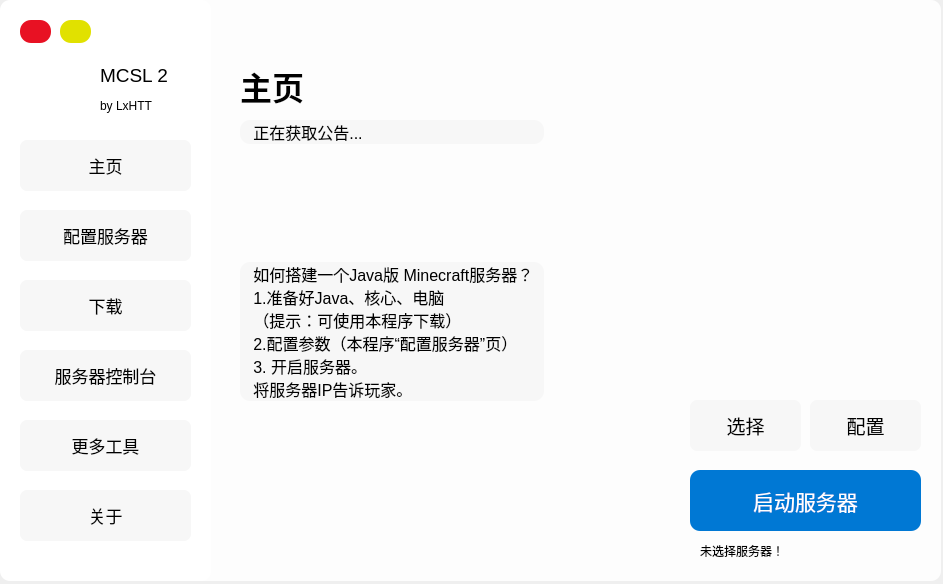
The window that MCSL2_MainWindow.ui (MCSLTeam/MCSL2) describes before a commit, drawn with Qt 5.
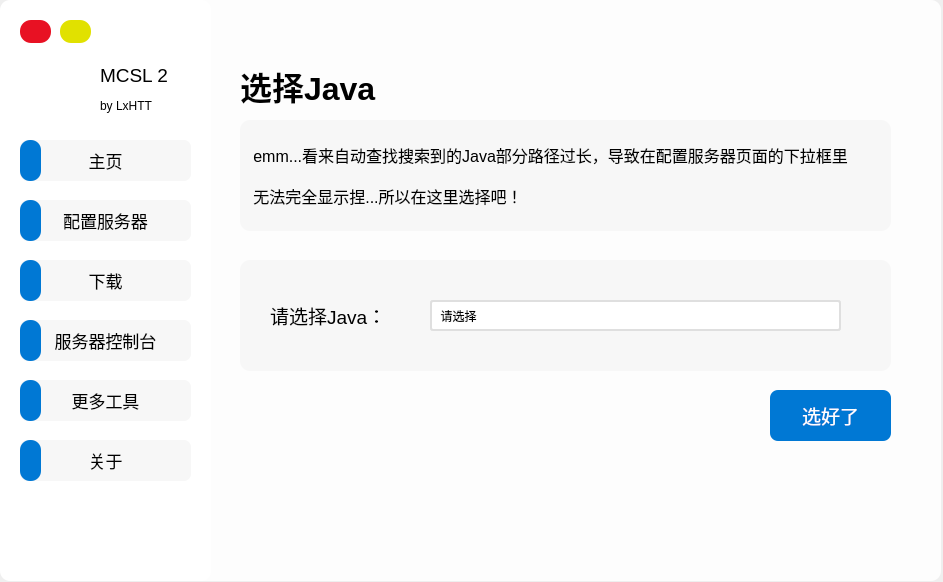
The same window after the commit. Icons and pictures are not drawn.

Commit message: 大改UI，写完搜索算法

What changed in the file:
```diff
--- a/MCSL2_MainWindow.ui
+++ b/MCSL2_MainWindow.ui
@@ -7,7 +7,7 @@
     <x>0</x>
     <y>0</y>
     <width>943</width>
-    <height>584</height>
+    <height>582</height>
    </rect>
   </property>
   <property name="windowTitle">
@@ -98,7 +98,7 @@
        <x>20</x>
        <y>140</y>
        <width>171</width>
-       <height>51</height>
+       <height>41</height>
       </rect>
      </property>
      <property name="font">
@@ -147,9 +147,9 @@
      <property name="geometry">
       <rect>
        <x>20</x>
-       <y>210</y>
+       <y>200</y>
        <width>171</width>
-       <height>51</height>
+       <height>41</height>
       </rect>
      </property>
      <property name="font">
@@ -255,9 +255,9 @@
      <property name="geometry">
       <rect>
        <x>20</x>
-       <y>280</y>
+       <y>260</y>
        <width>171</width>
-       <height>51</height>
+       <height>41</height>
       </rect>
      </property>
      <property name="font">
@@ -306,9 +306,9 @@
      <property name="geometry">
       <rect>
        <x>20</x>
-       <y>350</y>
+       <y>320</y>
        <width>171</width>
-       <height>51</height>
+       <height>41</height>
       </rect>
      </property>
      <property name="font">
@@ -357,9 +357,9 @@
      <property name="geometry">
       <rect>
        <x>20</x>
-       <y>420</y>
+       <y>380</y>
        <width>171</width>
-       <height>51</height>
+       <height>41</height>
       </rect>
      </property>
      <property name="font">
@@ -408,9 +408,9 @@
      <property name="geometry">
       <rect>
        <x>20</x>
-       <y>490</y>
+       <y>440</y>
        <width>171</width>
-       <height>51</height>
+       <height>41</height>
       </rect>
      </property>
      <property name="font">
@@ -452,6 +452,183 @@
       <bool>false</bool>
      </property>
     </widget>
+    <widget class="QLabel" name="Blue1">
+     <property name="enabled">
+      <bool>true</bool>
+     </property>
+     <property name="geometry">
+      <rect>
+       <x>20</x>
+       <y>140</y>
+       <width>21</width>
+       <height>41</height>
+      </rect>
+     </property>
+     <property name="font">
+      <font>
+       <family>Microsoft YaHei UI</family>
+       <pointsize>12</pointsize>
+      </font>
+     </property>
+     <property name="autoFillBackground">
+      <bool>false</bool>
+     </property>
+     <property name="styleSheet">
+      <string notr="true">QLabel
+{
+	background-color: rgb(0, 120, 212);
+	border-radius: 10px
+}</string>
+     </property>
+     <property name="text">
+      <string/>
+     </property>
+    </widget>
+    <widget class="QLabel" name="Blue2">
+     <property name="geometry">
+      <rect>
+       <x>20</x>
+       <y>200</y>
+       <width>21</width>
+       <height>41</height>
+      </rect>
+     </property>
+     <property name="font">
+      <font>
+       <family>Microsoft YaHei UI</family>
+       <pointsize>12</pointsize>
+      </font>
+     </property>
+     <property name="autoFillBackground">
+      <bool>false</bool>
+     </property>
+     <property name="styleSheet">
+      <string notr="true">QLabel
+{
+	background-color: rgb(0, 120, 212);
+	border-radius: 10px
+}</string>
+     </property>
+     <property name="text">
+      <string/>
+     </property>
+    </widget>
+    <widget class="QLabel" name="Blue3">
+     <property name="geometry">
+      <rect>
+       <x>20</x>
+       <y>260</y>
+       <width>21</width>
+       <height>41</height>
+      </rect>
+     </property>
+     <property name="font">
+      <font>
+       <family>Microsoft YaHei UI</family>
+       <pointsize>12</pointsize>
+      </font>
+     </property>
+     <property name="autoFillBackground">
+      <bool>false</bool>
+     </property>
+     <property name="styleSheet">
+      <string notr="true">QLabel
+{
+	background-color: rgb(0, 120, 212);
+	border-radius: 10px
+}</string>
+     </property>
+     <property name="text">
+      <string/>
+     </property>
+    </widget>
+    <widget class="QLabel" name="Blue4">
+     <property name="geometry">
+      <rect>
+       <x>20</x>
+       <y>320</y>
+       <width>21</width>
+       <height>41</height>
+      </rect>
+     </property>
+     <property name="font">
+      <font>
+       <family>Microsoft YaHei UI</family>
+       <pointsize>12</pointsize>
+      </font>
+     </property>
+     <property name="autoFillBackground">
+      <bool>false</bool>
+     </property>
+     <property name="styleSheet">
+      <string notr="true">QLabel
+{
+	background-color: rgb(0, 120, 212);
+	border-radius: 10px
+}</string>
+     </property>
+     <property name="text">
+      <string/>
+     </property>
+    </widget>
+    <widget class="QLabel" name="Blue5">
+     <property name="geometry">
+      <rect>
+       <x>20</x>
+       <y>380</y>
+       <width>21</width>
+       <height>41</height>
+      </rect>
+     </property>
+     <property name="font">
+      <font>
+       <family>Microsoft YaHei UI</family>
+       <pointsize>12</pointsize>
+      </font>
+     </property>
+     <property name="autoFillBackground">
+      <bool>false</bool>
+     </property>
+     <property name="styleSheet">
+      <string notr="true">QLabel
+{
+	background-color: rgb(0, 120, 212);
+	border-radius: 10px
+}</string>
+     </property>
+     <property name="text">
+      <string/>
+     </property>
+    </widget>
+    <widget class="QLabel" name="Blue6">
+     <property name="geometry">
+      <rect>
+       <x>20</x>
+       <y>440</y>
+       <width>21</width>
+       <height>41</height>
+      </rect>
+     </property>
+     <property name="font">
+      <font>
+       <family>Microsoft YaHei UI</family>
+       <pointsize>12</pointsize>
+      </font>
+     </property>
+     <property name="autoFillBackground">
+      <bool>false</bool>
+     </property>
+     <property name="styleSheet">
+      <string notr="true">QLabel
+{
+	background-color: rgb(0, 120, 212);
+	border-radius: 10px
+}</string>
+     </property>
+     <property name="text">
+      <string/>
+     </property>
+    </widget>
    </widget>
    <widget class="QStackedWidget" name="FunctionsStackedWidget">
     <property name="geometry">
@@ -466,7 +643,7 @@
      <bool>false</bool>
     </property>
     <property name="currentIndex">
-     <number>0</number>
+     <number>7</number>
     </property>
     <widget class="QWidget" name="HomePage">
      <widget class="QPushButton" name="Config_PushButton">
@@ -632,81 +809,68 @@
        <string>未选择服务器！</string>
       </property>
      </widget>
-     <widget class="QWidget" name="">
+     <widget class="QLabel" name="HomeTip1_Label">
       <property name="geometry">
        <rect>
         <x>30</x>
-        <y>140</y>
-        <width>304</width>
-        <height>281</height>
+        <y>290</y>
+        <width>321</width>
+        <height>171</height>
        </rect>
       </property>
-      <layout class="QVBoxLayout" name="verticalLayout">
-       <item>
-        <widget class="QLabel" name="Notice_Label">
-         <property name="font">
-          <font>
-           <family>Microsoft YaHei UI</family>
-           <pointsize>12</pointsize>
-          </font>
-         </property>
-         <property name="autoFillBackground">
-          <bool>false</bool>
-         </property>
-         <property name="styleSheet">
-          <string notr="true">QLabel
+      <property name="font">
+       <font>
+        <family>Microsoft YaHei UI</family>
+        <pointsize>12</pointsize>
+       </font>
+      </property>
+      <property name="autoFillBackground">
+       <bool>false</bool>
+      </property>
+      <property name="styleSheet">
+       <string notr="true">QLabel
 {
 	background-color: rgb(247, 247, 247);
 	border-radius: 10px
 }</string>
-         </property>
-         <property name="text">
-          <string>   正在获取公告...</string>
-         </property>
-        </widget>
-       </item>
-       <item>
-        <spacer name="verticalSpacer">
-         <property name="orientation">
-          <enum>Qt::Vertical</enum>
-         </property>
-         <property name="sizeHint" stdset="0">
-          <size>
-           <width>20</width>
-           <height>40</height>
-          </size>
-         </property>
-        </spacer>
-       </item>
-       <item>
-        <widget class="QLabel" name="HomeTip1_Label">
-         <property name="font">
-          <font>
-           <family>Microsoft YaHei UI</family>
-           <pointsize>12</pointsize>
-          </font>
-         </property>
-         <property name="autoFillBackground">
-          <bool>false</bool>
-         </property>
-         <property name="styleSheet">
-          <string notr="true">QLabel
-{
-	background-color: rgb(247, 247, 247);
-	border-radius: 10px
-}</string>
-         </property>
-         <property name="text">
-          <string>   如何搭建一个Java版 Minecraft服务器？
+      </property>
+      <property name="text">
+       <string>   如何搭建一个Java版 Minecraft服务器？
    1.准备好Java、核心、电脑
    （提示：可使用本程序下载）
    2.配置参数（本程序“配置服务器”页）
    3. 开启服务器。
    将服务器IP告诉玩家。</string>
-         </property>
-        </widget>
-       </item>
-      </layout>
+      </property>
+     </widget>
+     <widget class="QLabel" name="Notice_Label">
+      <property name="geometry">
+       <rect>
+        <x>30</x>
+        <y>140</y>
+        <width>321</width>
+        <height>137</height>
+       </rect>
+      </property>
+      <property name="font">
+       <font>
+        <family>Microsoft YaHei UI</family>
+        <pointsize>12</pointsize>
+       </font>
+      </property>
+      <property name="autoFillBackground">
+       <bool>false</bool>
+      </property>
+      <property name="styleSheet">
+       <string notr="true">QLabel
+{
+	background-color: rgb(247, 247, 247);
+	border-radius: 10px
+}</string>
+      </property>
+      <property name="text">
+       <string>   正在获取公告...</string>
+      </property>
      </widget>
     </widget>
     <widget class="QWidget" name="ConfigPage">
@@ -2469,6 +2633,216 @@
      <zorder>Choose_Server_Tip1</zorder>
      <zorder>Completed_Choose_Server_PushButton</zorder>
     </widget>
+    <widget class="QWidget" name="ChooseJavaPage">
+     <widget class="QLabel" name="Choose_Java_Background">
+      <property name="geometry">
+       <rect>
+        <x>30</x>
+        <y>280</y>
+        <width>651</width>
+        <height>111</height>
+       </rect>
+      </property>
+      <property name="font">
+       <font>
+        <family>Microsoft YaHei UI</family>
+        <pointsize>12</pointsize>
+       </font>
+      </property>
+      <property name="autoFillBackground">
+       <bool>false</bool>
+      </property>
+      <property name="styleSheet">
+       <string notr="true">QLabel
+{
+	background-color: rgb(247, 247, 247);
+	border-radius: 10px
+}</string>
+      </property>
+      <property name="text">
+       <string/>
+      </property>
+     </widget>
+     <widget class="QLabel" name="Choose_Java_Label">
+      <property name="geometry">
+       <rect>
+        <x>30</x>
+        <y>80</y>
+        <width>171</width>
+        <height>51</height>
+       </rect>
+      </property>
+      <property name="font">
+       <font>
+        <family>Microsoft YaHei UI</family>
+        <pointsize>24</pointsize>
+        <weight>75</weight>
+        <bold>true</bold>
+       </font>
+      </property>
+      <property name="text">
+       <string>选择Java</string>
+      </property>
+     </widget>
+     <widget class="QLabel" name="Choose_Java_Label2">
+      <property name="geometry">
+       <rect>
+        <x>60</x>
+        <y>320</y>
+        <width>141</width>
+        <height>31</height>
+       </rect>
+      </property>
+      <property name="font">
+       <font>
+        <family>Microsoft YaHei UI</family>
+        <pointsize>14</pointsize>
+       </font>
+      </property>
+      <property name="text">
+       <string>请选择Java：</string>
+      </property>
+     </widget>
+     <widget class="QPushButton" name="Completed_Choose_Java_PushButton">
+      <property name="geometry">
+       <rect>
+        <x>560</x>
+        <y>410</y>
+        <width>121</width>
+        <height>51</height>
+       </rect>
+      </property>
+      <property name="font">
+       <font>
+        <family>Microsoft YaHei UI</family>
+        <pointsize>14</pointsize>
+       </font>
+      </property>
+      <property name="cursor">
+       <cursorShape>PointingHandCursor</cursorShape>
+      </property>
+      <property name="styleSheet">
+       <string notr="true">QPushButton
+{
+	background-color: rgb(0, 120, 212);
+	border-radius: 8px;
+	color: rgb(255, 255, 255);
+}
+QPushButton:pressed
+{
+    background-color: rgb(0, 107, 212);
+	border-radius: 8px;
+    color: rgb(255, 255, 255);
+}</string>
+      </property>
+      <property name="text">
+       <string>选好了</string>
+      </property>
+      <property name="flat">
+       <bool>false</bool>
+      </property>
+     </widget>
+     <widget class="QLabel" name="Choose_Java_Tip1">
+      <property name="geometry">
+       <rect>
+        <x>30</x>
+        <y>140</y>
+        <width>651</width>
+        <height>111</height>
+       </rect>
+      </property>
+      <property name="font">
+       <font>
+        <family>Microsoft YaHei UI</family>
+        <pointsize>12</pointsize>
+       </font>
+      </property>
+      <property name="autoFillBackground">
+       <bool>false</bool>
+      </property>
+      <property name="styleSheet">
+       <string notr="true">QLabel
+{
+	background-color: rgb(247, 247, 247);
+	border-radius: 10px
+}</string>
+      </property>
+      <property name="text">
+       <string>   emm...看来自动查找搜索到的Java部分路径过长，导致在配置服务器页面的下拉框里
+
+   无法完全显示捏...所以在这里选择吧！</string>
+      </property>
+     </widget>
+     <widget class="QComboBox" name="Choose_Java_ComboBox">
+      <property name="geometry">
+       <rect>
+        <x>220</x>
+        <y>320</y>
+        <width>411</width>
+        <height>31</height>
+       </rect>
+      </property>
+      <property name="font">
+       <font>
+        <family>Microsoft YaHei UI</family>
+        <pointsize>9</pointsize>
+       </font>
+      </property>
+      <property name="styleSheet">
+       <string notr="true">QComboBox {
+    border-radius: 3px;
+    padding: 1px 2px 1px 2px;
+    min-width: 9em;
+	border: 2px solid rgb(223, 223, 223);
+}
+QComboBox::drop-down {
+    subcontrol-origin: padding;
+    subcontrol-position: top right;
+    width: 20px;
+    border-left-color: rgb(223, 223, 223);
+    border-left-style: solid;
+    border-top-right-radius: 4px;
+    border-bottom-right-radius: 4px;
+}
+QComboBox::down-arrow {
+    border-image: url(:/MCSL2_Icon/QComboBox.png);
+}
+QComboBox QAbstractItemView
+{
+	background:rgba(255,255,255,1);
+    border:1px solid rgba(228,228,228,1);
+    border-radius:0px 0px 5px 5px;
+	font-size:14px;
+    outline: 0px;
+}
+QComboBox QAbstractItemView::item
+{
+	height: 36px;
+	font-size:25px;
+	color:#666666;
+	padding-left:9px;
+	background-color:#FFFFFF;
+	min-height: 40px;
+	min-width: 60px;
+}
+QComboBox QAbstractItemView::item:hover
+{
+	background-color:#409CE1;
+	color:#ffffff;
+}
+QComboBox QAbstractItemView::item:selected
+{
+	background-color:#409CE1;
+	color:#ffffff;
+}</string>
+      </property>
+      <item>
+       <property name="text">
+        <string>  请选择</string>
+       </property>
+      </item>
+     </widget>
+    </widget>
    </widget>
    <widget class="QLabel" name="Background">
     <property name="geometry">
```
Left out of the diff: 167 changed lines with no effect on the pictures. The commit also changes 7 other files.
